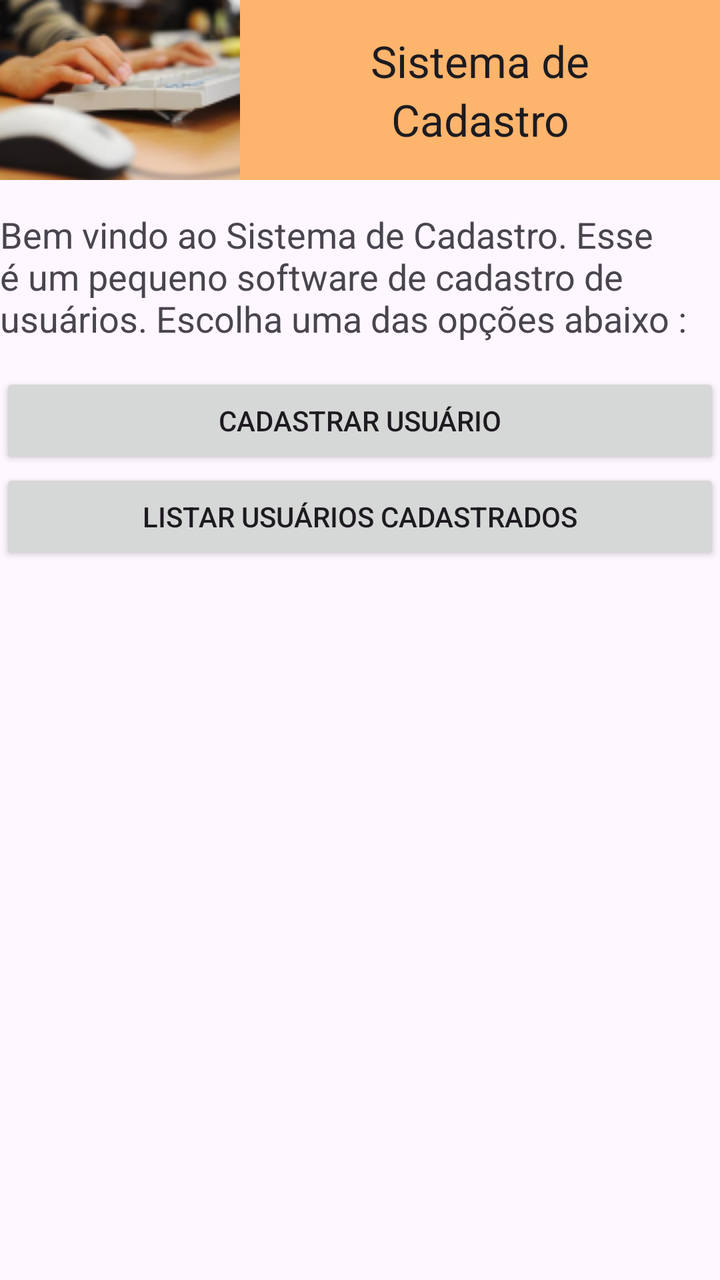
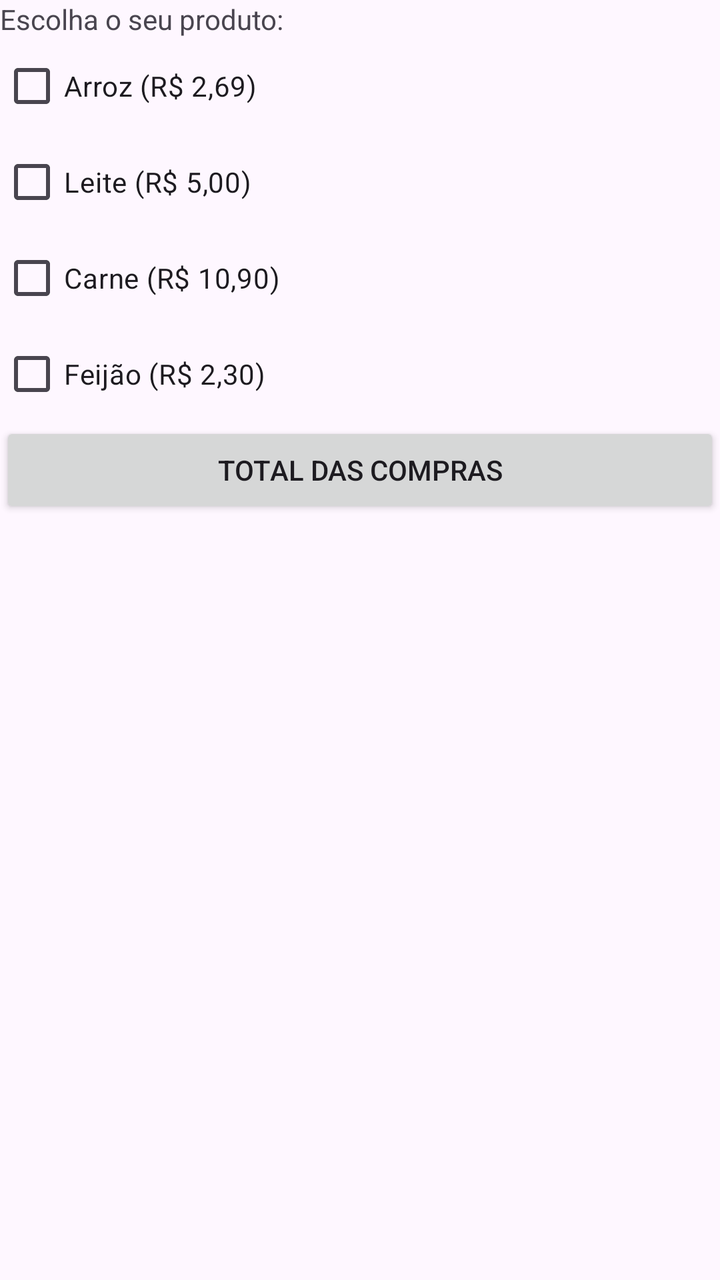

Compare the two renders of this Android layout. The source of the first and the diff that turns it into the second are given below.
<!-- AndroidManifest.xml: application theme Theme.Cadastro -->
<!-- res/layout/activity_main.xml -->
<?xml version="1.0" encoding="utf-8"?>
<LinearLayout xmlns:android="http://schemas.android.com/apk/res/android"
    android:layout_height="match_parent"
    android:layout_width="match_parent"
    android:orientation="vertical">

    <LinearLayout android:background="#fdb46d" android:id="@+id/Layouttopo_tp" android:layout_height="wrap_content" android:layout_width="match_parent" android:orientation="horizontal">

        <ImageView android:layout_height="wrap_content" android:layout_width="wrap_content" android:src="@drawable/icone_programa"/>

        <LinearLayout android:gravity="center_vertical" android:id="@+id/layout_titulo_programa_tp" android:layout_gravity="center" android:layout_height="match_parent" android:layout_width="match_parent" android:orientation="vertical">

            <TextView android:gravity="center" android:layout_gravity="center" android:layout_height="wrap_content" android:layout_width="match_parent" android:text="Sistema de" android:textAppearance="?android:attr/textAppearanceLarge"/>

            <TextView android:gravity="center" android:layout_height="wrap_content" android:layout_width="match_parent" android:text="Cadastro" android:textAppearance="?android:attr/textAppearanceLarge"/>
        </LinearLayout>
    </LinearLayout>

    <TextView android:layout_height="wrap_content" android:layout_width="wrap_content" android:paddingBottom="15dp" android:paddingTop="15dp" android:text="Bem vindo ao Sistema de Cadastro. Esse é um pequeno software de cadastro de usuários. Escolha uma das opções abaixo :" android:textSize="18sp"/>

    <Button android:id="@+id/btcadastrar_usuario" android:layout_height="wrap_content" android:layout_width="match_parent" android:text="Cadastrar Usuário"/>

    <Button android:id="@+id/bt_listar_usuarios_cadastrados" android:layout_height="wrap_content" android:layout_width="match_parent" android:text="Listar usuários cadastrados"/>
</LinearLayout>
<!-- resources referenced by this layout -->
<resources>
  <!-- drawable icone_programa: png bitmap (drawable, 27630 bytes) -->
  <style name="Theme.Cadastro" parent="Base.Theme.Cadastro" />
  <style name="Base.Theme.Cadastro" parent="Theme.Material3.DayNight.NoActionBar">
          
          
      </style>
</resources>

<!-- the commit's change to res/layout/activity_main.xml (unified diff, before → after) -->
@@ -1,24 +1,57 @@
 <?xml version="1.0" encoding="utf-8"?>
-<LinearLayout xmlns:android="http://schemas.android.com/apk/res/android"
+<RelativeLayout xmlns:android="http://schemas.android.com/apk/res/android"
+    xmlns:tools="http://schemas.android.com/tools"
+    android:layout_width="match_parent"
     android:layout_height="match_parent"
-    android:layout_width="match_parent"
-    android:orientation="vertical">
+    tools:context=".MainActivity">
 
-    <LinearLayout android:background="#fdb46d" android:id="@+id/Layouttopo_tp" android:layout_height="wrap_content" android:layout_width="match_parent" android:orientation="horizontal">
+    <TextView android:text="@string/escolha_o_seu_produto"
+        android:layout_width="wrap_content"
+        android:layout_height="wrap_content"
+        android:id="@+id/textView" />
 
-        <ImageView android:layout_height="wrap_content" android:layout_width="wrap_content" android:src="@drawable/icone_programa"/>
+    <CheckBox
+        android:layout_width="wrap_content"
+        android:layout_height="wrap_content"
+        android:text="@string/arroz_r_2_69"
+        android:id="@+id/chkarroz"
+        android:layout_below="@+id/textView"
+        android:layout_alignParentLeft="true"
+        android:layout_alignParentStart="true" />
 
-        <LinearLayout android:gravity="center_vertical" android:id="@+id/layout_titulo_programa_tp" android:layout_gravity="center" android:layout_height="match_parent" android:layout_width="match_parent" android:orientation="vertical">
+    <CheckBox
+        android:layout_width="wrap_content"
+        android:layout_height="wrap_content"
+        android:text="@string/leite_r_5_00"
+        android:id="@+id/chkleite"
+        android:layout_below="@+id/chkarroz"
+        android:layout_alignParentLeft="true"
+        android:layout_alignParentStart="true" />
 
-            <TextView android:gravity="center" android:layout_gravity="center" android:layout_height="wrap_content" android:layout_width="match_parent" android:text="Sistema de" android:textAppearance="?android:attr/textAppearanceLarge"/>
+    <CheckBox
+        android:layout_width="wrap_content"
+        android:layout_height="wrap_content"
+        android:text="@string/carne_r_9_70"
+        android:id="@+id/chkcarne"
+        android:layout_below="@+id/chkleite"
+        android:layout_alignParentLeft="true"
+        android:layout_alignParentStart="true" />
 
-            <TextView android:gravity="center" android:layout_height="wrap_content" android:layout_width="match_parent" android:text="Cadastro" android:textAppearance="?android:attr/textAppearanceLarge"/>
-        </LinearLayout>
-    </LinearLayout>
+    <CheckBox
+        android:layout_width="wrap_content"
+        android:layout_height="wrap_content"
+        android:text="@string/feij_o_r_2_70"
+        android:id="@+id/chkfeijao"
+        android:layout_below="@+id/chkcarne"
+        android:layout_alignParentLeft="true"
+        android:layout_alignParentStart="true" />
 
-    <TextView android:layout_height="wrap_content" android:layout_width="wrap_content" android:paddingBottom="15dp" android:paddingTop="15dp" android:text="Bem vindo ao Sistema de Cadastro. Esse é um pequeno software de cadastro de usuários. Escolha uma das opções abaixo :" android:textSize="18sp"/>
-
-    <Button android:id="@+id/btcadastrar_usuario" android:layout_height="wrap_content" android:layout_width="match_parent" android:text="Cadastrar Usuário"/>
-
-    <Button android:id="@+id/bt_listar_usuarios_cadastrados" android:layout_height="wrap_content" android:layout_width="match_parent" android:text="Listar usuários cadastrados"/>
-</LinearLayout>
+    <Button
+        android:layout_width="match_parent"
+        android:layout_height="wrap_content"
+        android:text="@string/total_das_compras"
+        android:id="@+id/bttotal"
+        android:layout_below="@+id/chkfeijao"
+        android:layout_alignParentLeft="true"
+        android:layout_alignParentStart="true" />
+</RelativeLayout>
<!-- resource entries referenced after the edit -->
@@ -1,6 +1,11 @@
 <!-- resources referenced by this layout -->
 <resources>
-  <!-- drawable icone_programa: png bitmap (drawable, 27630 bytes) -->
+  <string name="arroz_r_2_69">Arroz (R$ 2,69)</string>
+  <string name="carne_r_9_70">Carne (R$ 10,90)</string>
+  <string name="escolha_o_seu_produto">Escolha o seu produto:</string>
+  <string name="feij_o_r_2_70">Feijão (R$ 2,30)</string>
+  <string name="leite_r_5_00">Leite (R$ 5,00)</string>
+  <string name="total_das_compras">TOTAL DAS COMPRAS</string>
   <style name="Theme.Cadastro" parent="Base.Theme.Cadastro" />
   <style name="Base.Theme.Cadastro" parent="Theme.Material3.DayNight.NoActionBar">
           
